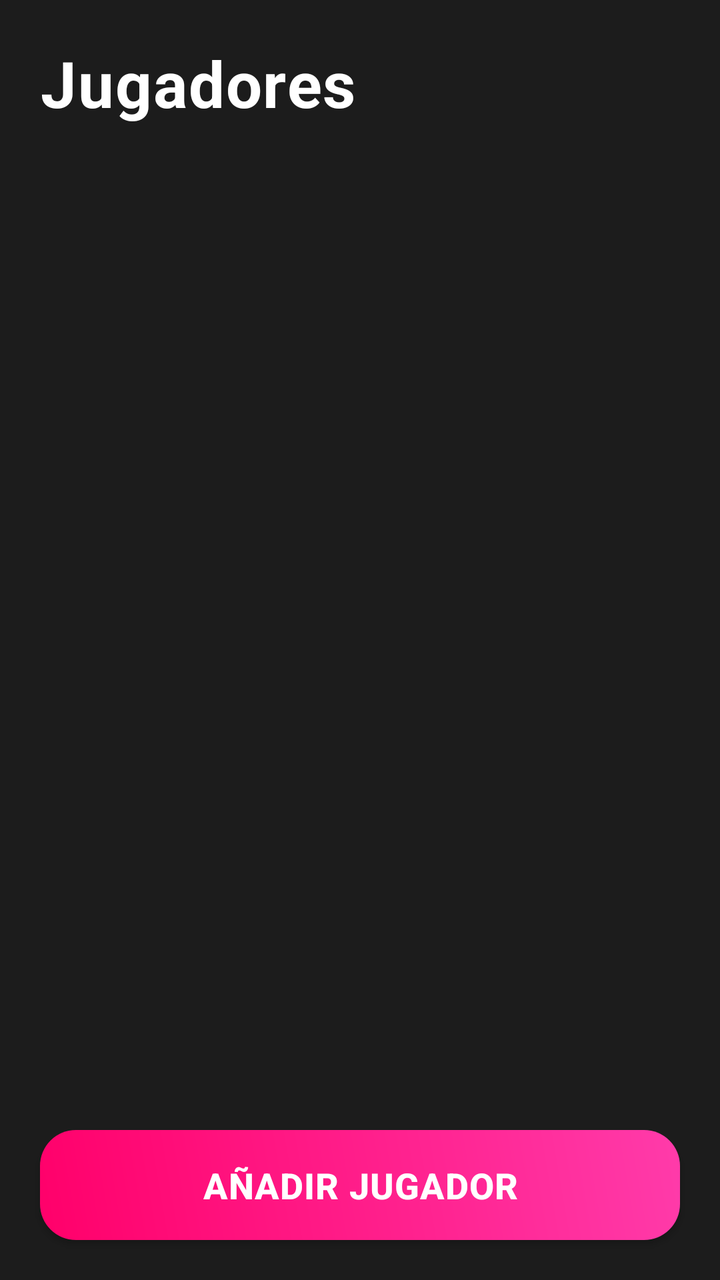
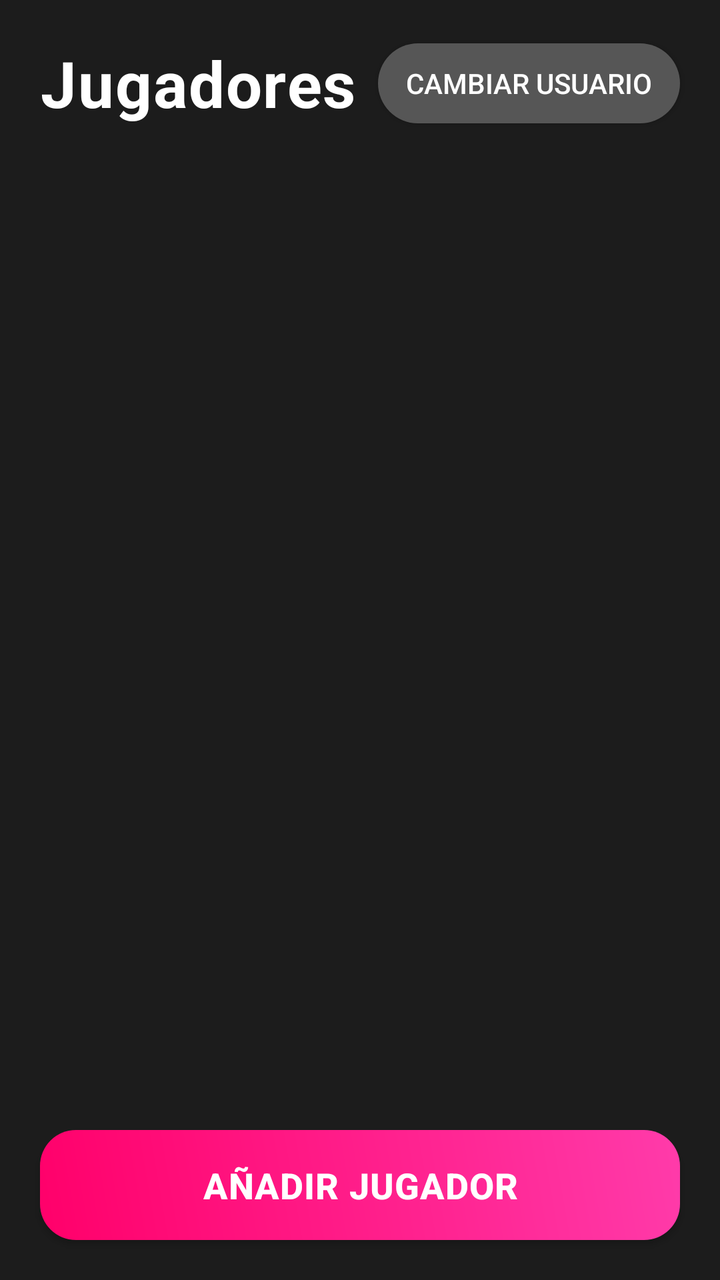

Screens rendered from an Android XML layout before and after an edit, with the pre-edit source and the edit as a unified diff.
<!-- AndroidManifest.xml: application theme Theme.AppCompat.Light.NoActionBar -->
<!-- res/layout/activity_main.xml -->
<?xml version="1.0" encoding="utf-8"?>
<androidx.constraintlayout.widget.ConstraintLayout
    xmlns:android="http://schemas.android.com/apk/res/android"
    xmlns:app="http://schemas.android.com/apk/res-auto"
    xmlns:tools="http://schemas.android.com/tools"
    android:layout_width="match_parent"
    android:layout_height="match_parent"
    android:background="#E2000000">

    
    <TextView
        android:id="@+id/txtHeader"
        android:layout_width="0dp"
        android:layout_height="wrap_content"
        android:text="Jugadores"
        android:textColor="#FFFFFF"
        android:textStyle="bold"
        android:textSize="32sp"
        android:padding="20dp"
        android:letterSpacing="0.02"
        app:layout_constraintTop_toTopOf="parent"
        app:layout_constraintStart_toStartOf="parent"
        app:layout_constraintEnd_toEndOf="parent"/>

    
    <androidx.recyclerview.widget.RecyclerView
        android:id="@+id/recyclerPlayers"
        android:layout_width="0dp"
        android:layout_height="0dp"
        android:padding="12dp"
        android:clipToPadding="false"
        android:scrollbars="vertical"
        app:layout_constraintTop_toBottomOf="@id/txtHeader"
        app:layout_constraintBottom_toTopOf="@id/btnAdd"
        app:layout_constraintStart_toStartOf="parent"
        app:layout_constraintEnd_toEndOf="parent"/>

    
    <Button
        android:id="@+id/btnAdd"
        android:layout_width="0dp"
        android:layout_height="55dp"
        android:layout_margin="20dp"
        android:text="Añadir jugador"
        android:textSize="18sp"
        android:textStyle="bold"
        android:textColor="#FFFFFF"
        android:background="@drawable/btn_edit_gradient"
        android:elevation="8dp"
        android:letterSpacing="0.02"
        app:layout_constraintBottom_toBottomOf="parent"
        app:layout_constraintStart_toStartOf="parent"
        app:layout_constraintEnd_toEndOf="parent"/>

</androidx.constraintlayout.widget.ConstraintLayout>
<!-- resources referenced by this layout -->
<resources>
  <!-- drawable btn_edit_gradient (drawable) -->
  <?xml version="1.0" encoding="utf-8"?>
  <shape xmlns:android="http://schemas.android.com/apk/res/android"
      android:shape="rectangle">
  
      <gradient
          android:startColor="#FF006A"
          android:endColor="#FF3BAA"
          android:angle="45"/>
  
      <corners android:radius="18dp"/>
  
      <padding
          android:left="16dp"
          android:right="16dp"
          android:top="10dp"
          android:bottom="10dp"/>
  
  </shape>
</resources>

<!-- the commit's change to res/layout/activity_main.xml (unified diff, before → after) -->
@@ -2,7 +2,6 @@
 <androidx.constraintlayout.widget.ConstraintLayout
     xmlns:android="http://schemas.android.com/apk/res/android"
     xmlns:app="http://schemas.android.com/apk/res-auto"
-    xmlns:tools="http://schemas.android.com/tools"
     android:layout_width="match_parent"
     android:layout_height="match_parent"
     android:background="#E2000000">
@@ -16,10 +15,28 @@
         android:textColor="#FFFFFF"
         android:textStyle="bold"
         android:textSize="32sp"
-        android:padding="20dp"
+        android:paddingStart="20dp"
+        android:paddingTop="20dp"
+        android:paddingBottom="20dp"
         android:letterSpacing="0.02"
         app:layout_constraintTop_toTopOf="parent"
         app:layout_constraintStart_toStartOf="parent"
+        app:layout_constraintEnd_toStartOf="@id/btnLogout"/>
+
+    
+    <Button
+        android:id="@+id/btnLogout"
+        android:layout_width="wrap_content"
+        android:layout_height="40dp"
+        android:text="Cambiar usuario"
+        android:textSize="14sp"
+        android:textColor="#FFFFFF"
+        android:background="@drawable/bg_inner_card"
+        android:paddingStart="14dp"
+        android:paddingEnd="14dp"
+        android:layout_marginEnd="20dp"
+        app:layout_constraintTop_toTopOf="@id/txtHeader"
+        app:layout_constraintBottom_toBottomOf="@id/txtHeader"
         app:layout_constraintEnd_toEndOf="parent"/>
 
     
<!-- resource entries referenced after the edit -->
@@ -1,5 +1,10 @@
 <!-- resources referenced by this layout -->
 <resources>
+  <!-- drawable bg_inner_card (drawable) -->
+  <shape xmlns:android="http://schemas.android.com/apk/res/android">
+      <solid android:color="#565656"/> 
+      <corners android:radius="20dp"/>
+  </shape>
   <!-- drawable btn_edit_gradient (drawable) -->
   <?xml version="1.0" encoding="utf-8"?>
   <shape xmlns:android="http://schemas.android.com/apk/res/android"
